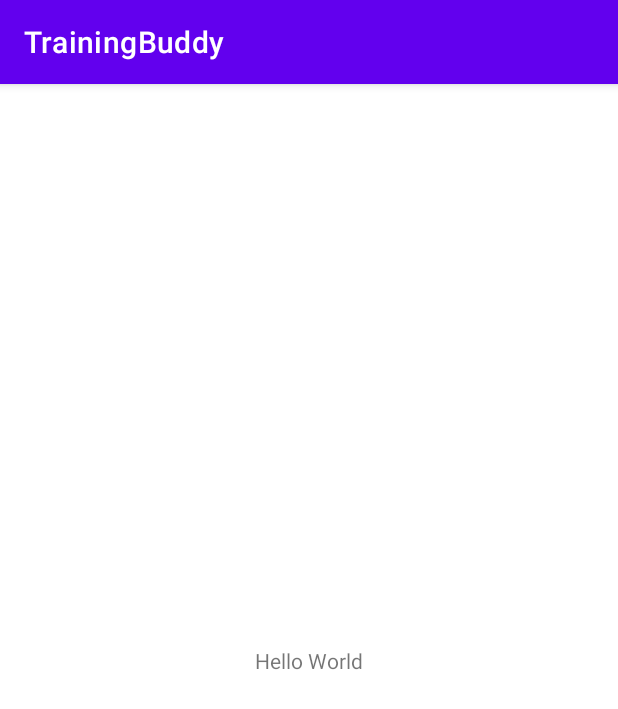
After one commit to danesz97/TrainingBuddy, an Android app: the MainActivity screen opened directly, with no data from a screen before it, on a phone screen of 412 x 824 dp. The commit adds this screen. Shown: the top 709 px of the screen. Run offline under Robolectric (Android 15) with nearby library versions, the phone set to English and light mode, and no system bars.

Commit message:
Navigate to MainActivity after SignupActivity completed
Closes #10

```diff
--- a/app/src/main/AndroidManifest.xml
+++ b/app/src/main/AndroidManifest.xml
@@ -9,6 +9,9 @@
         android:roundIcon="@mipmap/ic_launcher_round"
         android:supportsRtl="true"
         android:theme="@style/Theme.TrainingBuddy">
+        <activity
+            android:name=".ui.main.MainActivity"
+            android:exported="false" />
         <activity
             android:name=".ui.signup.SignupActivity"
             android:exported="false" />
--- /dev/null
+++ b/app/src/main/java/xyz/danielblack/trainingbuddy/ui/main/MainActivity.java
@@ -0,0 +1,15 @@
+package xyz.danielblack.trainingbuddy.ui.main;
+
+import androidx.appcompat.app.AppCompatActivity;
+
+import android.os.Bundle;
+import xyz.danielblack.trainingbuddy.R;
+
+public class MainActivity extends AppCompatActivity {
+
+    @Override
+    protected void onCreate(Bundle savedInstanceState) {
+        super.onCreate(savedInstanceState);
+        setContentView(R.layout.activity_main);
+    }
+}
--- /dev/null
+++ b/app/src/main/res/layout/activity_main.xml
@@ -0,0 +1,19 @@
+<?xml version="1.0" encoding="utf-8"?>
+<androidx.constraintlayout.widget.ConstraintLayout xmlns:android="http://schemas.android.com/apk/res/android"
+    xmlns:app="http://schemas.android.com/apk/res-auto"
+    xmlns:tools="http://schemas.android.com/tools"
+    android:layout_width="match_parent"
+    android:layout_height="match_parent"
+    tools:context=".ui.main.MainActivity">
+
+
+    <TextView
+        android:id="@+id/textView"
+        android:layout_width="wrap_content"
+        android:layout_height="wrap_content"
+        android:text="Hello World"
+        app:layout_constraintBottom_toBottomOf="parent"
+        app:layout_constraintEnd_toEndOf="parent"
+        app:layout_constraintStart_toStartOf="parent"
+        app:layout_constraintTop_toTopOf="parent" />
+</androidx.constraintlayout.widget.ConstraintLayout>
```
Also changed, not shown: app/src/main/java/xyz/danielblack/trainingbuddy/ui/signup/SignupActivity.java (+7 -3 lines).
